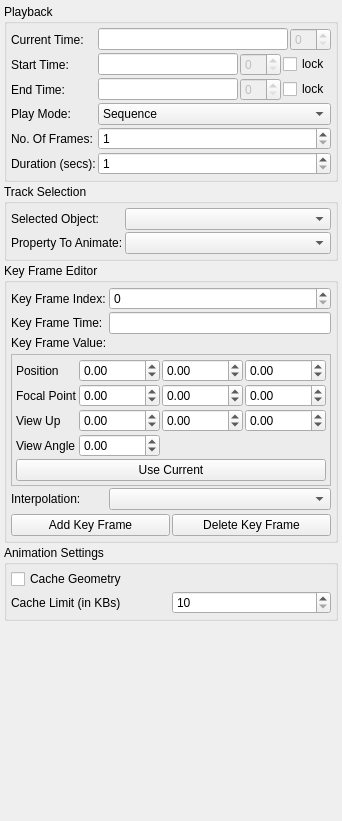
Above: Qt/Components/Resources/UI/pqAnimationPanel.ui from wildmichael/ParaView3-enhancements-old before the change. Below: the same form after it.
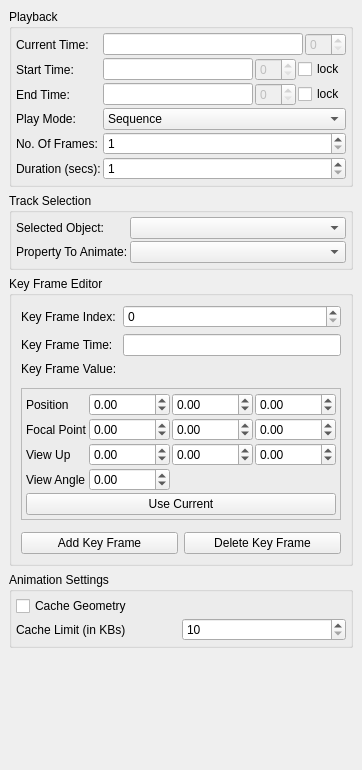
That is the form after the change. Custom widgets are drawn as their Qt base class.

Commit message: ENH:  Separate GUI from keyframe type signal adaptor.

Patch:
```diff
--- a/Qt/Components/Resources/UI/pqAnimationPanel.ui
+++ b/Qt/Components/Resources/UI/pqAnimationPanel.ui
@@ -5,310 +5,46 @@
    <rect>
     <x>0</x>
     <y>0</y>
-    <width>307</width>
-    <height>821</height>
+    <width>319</width>
+    <height>770</height>
    </rect>
   </property>
   <property name="windowTitle" >
    <string>Form</string>
   </property>
-  <layout class="QVBoxLayout" >
+  <layout class="QGridLayout" >
    <property name="margin" >
-    <number>4</number>
+    <number>9</number>
    </property>
    <property name="spacing" >
-    <number>2</number>
+    <number>6</number>
    </property>
-   <item>
-    <widget class="pqCollapsedGroup" name="playbackGroup" >
-     <property name="title" >
-      <string>Playback</string>
-     </property>
-     <layout class="QGridLayout" >
-      <property name="margin" >
-       <number>4</number>
-      </property>
-      <property name="spacing" >
-       <number>2</number>
-      </property>
-      <item row="1" column="0" >
-       <widget class="QLabel" name="label_8" >
-        <property name="text" >
-         <string>Start Time:</string>
-        </property>
-       </widget>
-      </item>
-      <item row="1" column="1" >
-       <layout class="QHBoxLayout" >
-        <property name="margin" >
-         <number>0</number>
-        </property>
-        <property name="spacing" >
-         <number>2</number>
-        </property>
-        <item>
-         <widget class="QLineEdit" name="startTime" >
-          <property name="sizePolicy" >
-           <sizepolicy>
-            <hsizetype>7</hsizetype>
-            <vsizetype>0</vsizetype>
-            <horstretch>1</horstretch>
-            <verstretch>0</verstretch>
-           </sizepolicy>
-          </property>
-         </widget>
-        </item>
-        <item>
-         <widget class="QSpinBox" name="startTimeIndex" >
-          <property name="enabled" >
-           <bool>false</bool>
-          </property>
-         </widget>
-        </item>
-        <item>
-         <widget class="QCheckBox" name="startTimeLock" >
-          <property name="toolTip" >
-           <string>&lt;html>When ever a new file is read, the start time is adjusted to match the timesteps provided by the file. To avoid this behavior, turn the lock on.&lt;/html></string>
-          </property>
-          <property name="text" >
-           <string>lock</string>
-          </property>
-         </widget>
-        </item>
-       </layout>
-      </item>
-      <item row="4" column="0" >
-       <widget class="QLabel" name="labelNumberOfFrames" >
-        <property name="text" >
-         <string>No. Of Frames:</string>
-        </property>
-        <property name="wordWrap" >
-         <bool>true</bool>
-        </property>
-       </widget>
-      </item>
-      <item row="5" column="0" >
-       <widget class="QLabel" name="labelDuration" >
-        <property name="text" >
-         <string>Duration (secs):</string>
-        </property>
-        <property name="wordWrap" >
-         <bool>true</bool>
-        </property>
-       </widget>
-      </item>
-      <item row="3" column="1" >
-       <widget class="QComboBox" name="playMode" >
-        <property name="sizePolicy" >
-         <sizepolicy>
-          <hsizetype>5</hsizetype>
-          <vsizetype>0</vsizetype>
-          <horstretch>1</horstretch>
-          <verstretch>0</verstretch>
-         </sizepolicy>
-        </property>
-        <item>
-         <property name="text" >
-          <string>Sequence</string>
-         </property>
-        </item>
-        <item>
-         <property name="text" >
-          <string>Real Time</string>
-         </property>
-        </item>
-        <item>
-         <property name="text" >
-          <string>Snap To TimeSteps</string>
-         </property>
-        </item>
-       </widget>
-      </item>
-      <item row="5" column="1" >
-       <widget class="QSpinBox" name="duration" >
-        <property name="sizePolicy" >
-         <sizepolicy>
-          <hsizetype>1</hsizetype>
-          <vsizetype>0</vsizetype>
-          <horstretch>1</horstretch>
-          <verstretch>0</verstretch>
-         </sizepolicy>
-        </property>
-        <property name="maximum" >
-         <number>2147483647</number>
-        </property>
-        <property name="minimum" >
-         <number>1</number>
-        </property>
-       </widget>
-      </item>
-      <item row="3" column="0" >
-       <widget class="QLabel" name="label_7" >
-        <property name="text" >
-         <string>Play Mode:</string>
-        </property>
-       </widget>
-      </item>
-      <item row="4" column="1" >
-       <widget class="QSpinBox" name="numberOfFrames" >
-        <property name="maximum" >
-         <number>2147483647</number>
-        </property>
-        <property name="minimum" >
-         <number>1</number>
-        </property>
-       </widget>
-      </item>
-      <item row="2" column="1" >
-       <layout class="QHBoxLayout" >
-        <property name="margin" >
-         <number>0</number>
-        </property>
-        <property name="spacing" >
-         <number>2</number>
-        </property>
-        <item>
-         <widget class="QLineEdit" name="endTime" >
-          <property name="sizePolicy" >
-           <sizepolicy>
-            <hsizetype>7</hsizetype>
-            <vsizetype>0</vsizetype>
-            <horstretch>1</horstretch>
-            <verstretch>0</verstretch>
-           </sizepolicy>
-          </property>
-         </widget>
-        </item>
-        <item>
-         <widget class="QSpinBox" name="endTimeIndex" >
-          <property name="enabled" >
-           <bool>false</bool>
-          </property>
-         </widget>
-        </item>
-        <item>
-         <widget class="QCheckBox" name="endTimeLock" >
-          <property name="toolTip" >
-           <string>&lt;html>When ever a new file is read, the end time is adjusted to match the timesteps provided by the file. To avoid this behavior, turn the lock on.&lt;/html></string>
-          </property>
-          <property name="text" >
-           <string>lock</string>
-          </property>
-         </widget>
-        </item>
-       </layout>
-      </item>
-      <item row="0" column="0" >
-       <widget class="QLabel" name="label_6" >
-        <property name="text" >
-         <string>Current Time:</string>
-        </property>
-       </widget>
-      </item>
-      <item row="2" column="0" >
-       <widget class="QLabel" name="label_9" >
-        <property name="text" >
-         <string>End Time:</string>
-        </property>
-       </widget>
-      </item>
-      <item row="0" column="1" >
-       <layout class="QHBoxLayout" >
-        <property name="margin" >
-         <number>0</number>
-        </property>
-        <property name="spacing" >
-         <number>2</number>
-        </property>
-        <item>
-         <widget class="QLineEdit" name="currentTime" />
-        </item>
-        <item>
-         <widget class="pqSpinBox" name="currentTimeIndex" >
-          <property name="enabled" >
-           <bool>false</bool>
-          </property>
-         </widget>
-        </item>
-       </layout>
-      </item>
-     </layout>
-    </widget>
-   </item>
-   <item>
-    <widget class="pqCollapsedGroup" name="tracksGroup" >
-     <property name="title" >
-      <string>Track Selection</string>
-     </property>
-     <layout class="QGridLayout" >
-      <property name="margin" >
-       <number>4</number>
-      </property>
-      <property name="spacing" >
-       <number>2</number>
-      </property>
-      <item row="0" column="0" >
-       <widget class="QLabel" name="label_3" >
-        <property name="text" >
-         <string>Selected Object:</string>
-        </property>
-        <property name="wordWrap" >
-         <bool>true</bool>
-        </property>
-       </widget>
-      </item>
-      <item row="1" column="0" >
-       <widget class="QLabel" name="label" >
-        <property name="text" >
-         <string>Property To Animate:</string>
-        </property>
-        <property name="wordWrap" >
-         <bool>true</bool>
-        </property>
-       </widget>
-      </item>
-      <item row="1" column="1" >
-       <widget class="pqAnimatablePropertiesComboBox" name="propertyName" >
-        <property name="sizePolicy" >
-         <sizepolicy>
-          <hsizetype>5</hsizetype>
-          <vsizetype>0</vsizetype>
-          <horstretch>1</horstretch>
-          <verstretch>0</verstretch>
-         </sizepolicy>
-        </property>
-       </widget>
-      </item>
-      <item row="0" column="1" >
-       <widget class="QComboBox" name="sourceName" >
-        <property name="sizePolicy" >
-         <sizepolicy>
-          <hsizetype>5</hsizetype>
-          <vsizetype>0</vsizetype>
-          <horstretch>1</horstretch>
-          <verstretch>0</verstretch>
-         </sizepolicy>
-        </property>
-        <property name="insertPolicy" >
-         <enum>QComboBox::InsertAlphabetically</enum>
-        </property>
-       </widget>
-      </item>
-     </layout>
-    </widget>
-   </item>
-   <item>
+   <item row="2" column="0" >
     <widget class="pqCollapsedGroup" name="keyFramePropertiesGroup" >
      <property name="title" >
       <string>Key Frame Editor</string>
      </property>
      <layout class="QGridLayout" >
       <property name="margin" >
-       <number>4</number>
+       <number>9</number>
       </property>
       <property name="spacing" >
-       <number>2</number>
+       <number>6</number>
       </property>
+      <item row="1" column="1" >
+       <widget class="QPushButton" name="deleteKeyFrame" >
+        <property name="text" >
+         <string>Delete Key Frame</string>
+        </property>
+       </widget>
+      </item>
+      <item row="1" column="0" >
+       <widget class="QPushButton" name="addKeyFrame" >
+        <property name="text" >
+         <string>Add Key Frame</string>
+        </property>
+       </widget>
+      </item>
       <item row="0" column="0" colspan="2" >
        <widget class="QFrame" name="editorFrame" >
         <property name="frameShape" >
@@ -322,92 +58,10 @@
           <number>0</number>
          </property>
          <property name="spacing" >
-          <number>2</number>
+          <number>6</number>
          </property>
-         <item row="6" column="0" colspan="2" >
-          <widget class="QFrame" name="typeFrame" />
-         </item>
-         <item row="3" column="0" colspan="2" >
-          <widget class="QFrame" name="valueFrameLarge" >
-           <property name="sizePolicy" >
-            <sizepolicy>
-             <hsizetype>3</hsizetype>
-             <vsizetype>3</vsizetype>
-             <horstretch>0</horstretch>
-             <verstretch>0</verstretch>
-            </sizepolicy>
-           </property>
-           <property name="frameShape" >
-            <enum>QFrame::StyledPanel</enum>
-           </property>
-           <property name="frameShadow" >
-            <enum>QFrame::Raised</enum>
-           </property>
-          </widget>
-         </item>
-         <item row="2" column="1" >
-          <widget class="QFrame" name="valueFrame" >
-           <property name="frameShape" >
-            <enum>QFrame::NoFrame</enum>
-           </property>
-           <property name="frameShadow" >
-            <enum>QFrame::Raised</enum>
-           </property>
-          </widget>
-         </item>
-         <item row="0" column="1" >
-          <widget class="QSpinBox" name="keyFrameIndex" >
-           <property name="sizePolicy" >
-            <sizepolicy>
-             <hsizetype>1</hsizetype>
-             <vsizetype>0</vsizetype>
-             <horstretch>1</horstretch>
-             <verstretch>0</verstretch>
-            </sizepolicy>
-           </property>
-           <property name="maximum" >
-            <number>2147483647</number>
-           </property>
-          </widget>
-         </item>
-         <item row="0" column="0" >
-          <widget class="QLabel" name="label_4" >
-           <property name="text" >
-            <string>Key Frame Index:</string>
-           </property>
-           <property name="wordWrap" >
-            <bool>true</bool>
-           </property>
-          </widget>
-         </item>
-         <item row="1" column="0" >
-          <widget class="QLabel" name="label_5" >
-           <property name="text" >
-            <string>Key Frame Time:</string>
-           </property>
-           <property name="wordWrap" >
-            <bool>true</bool>
-           </property>
-          </widget>
-         </item>
-         <item row="1" column="1" >
-          <widget class="QLineEdit" name="keyFrameTime" >
-           <property name="sizePolicy" >
-            <sizepolicy>
-             <hsizetype>7</hsizetype>
-             <vsizetype>0</vsizetype>
-             <horstretch>1</horstretch>
-             <verstretch>0</verstretch>
-            </sizepolicy>
-           </property>
-          </widget>
-         </item>
-         <item row="2" column="0" >
-          <widget class="QLabel" name="valueLabel" >
-           <property name="text" >
-            <string>Key Frame Value:</string>
-           </property>
-          </widget>
+         <item row="5" column="0" colspan="2" >
+          <widget class="pqKeyFrameTypeWidget" name="keyFrameWidget" />
          </item>
          <item row="4" column="0" colspan="2" >
           <widget class="QFrame" name="cameraFrame" >
@@ -562,37 +216,95 @@
            </layout>
           </widget>
          </item>
-         <item row="5" column="1" >
-          <widget class="QComboBox" name="interpolationType" />
+         <item row="2" column="0" >
+          <widget class="QLabel" name="valueLabel" >
+           <property name="text" >
+            <string>Key Frame Value:</string>
+           </property>
+          </widget>
          </item>
-         <item row="5" column="0" >
-          <widget class="QLabel" name="label_2" >
+         <item row="1" column="1" >
+          <widget class="QLineEdit" name="keyFrameTime" >
+           <property name="sizePolicy" >
+            <sizepolicy>
+             <hsizetype>7</hsizetype>
+             <vsizetype>0</vsizetype>
+             <horstretch>1</horstretch>
+             <verstretch>0</verstretch>
+            </sizepolicy>
+           </property>
+          </widget>
+         </item>
+         <item row="1" column="0" >
+          <widget class="QLabel" name="label_5" >
            <property name="text" >
-            <string>Interpolation:</string>
+            <string>Key Frame Time:</string>
+           </property>
+           <property name="wordWrap" >
+            <bool>true</bool>
+           </property>
+          </widget>
+         </item>
+         <item row="0" column="0" >
+          <widget class="QLabel" name="label_4" >
+           <property name="text" >
+            <string>Key Frame Index:</string>
+           </property>
+           <property name="wordWrap" >
+            <bool>true</bool>
+           </property>
+          </widget>
+         </item>
+         <item row="0" column="1" >
+          <widget class="QSpinBox" name="keyFrameIndex" >
+           <property name="sizePolicy" >
+            <sizepolicy>
+             <hsizetype>1</hsizetype>
+             <vsizetype>0</vsizetype>
+             <horstretch>1</horstretch>
+             <verstretch>0</verstretch>
+            </sizepolicy>
+           </property>
+           <property name="maximum" >
+            <number>2147483647</number>
+           </property>
+          </widget>
+         </item>
+         <item row="2" column="1" >
+          <widget class="QFrame" name="valueFrame" >
+           <property name="frameShape" >
+            <enum>QFrame::NoFrame</enum>
+           </property>
+           <property name="frameShadow" >
+            <enum>QFrame::Raised</enum>
+           </property>
+          </widget>
+         </item>
+         <item row="3" column="0" colspan="2" >
+          <widget class="QFrame" name="valueFrameLarge" >
+           <property name="sizePolicy" >
+            <sizepolicy>
+             <hsizetype>3</hsizetype>
+             <vsizetype>3</vsizetype>
+             <horstretch>0</horstretch>
+             <verstretch>0</verstretch>
+            </sizepolicy>
+           </property>
+           <property name="frameShape" >
+            <enum>QFrame::StyledPanel</enum>
+           </property>
+           <property name="frameShadow" >
+            <enum>QFrame::Raised</enum>
            </property>
           </widget>
          </item>
         </layout>
        </widget>
       </item>
-      <item row="1" column="0" >
-       <widget class="QPushButton" name="addKeyFrame" >
-        <property name="text" >
-         <string>Add Key Frame</string>
-        </property>
-       </widget>
-      </item>
-      <item row="1" column="1" >
-       <widget class="QPushButton" name="deleteKeyFrame" >
-        <property name="text" >
-         <string>Delete Key Frame</string>
-        </property>
-       </widget>
-      </item>
      </layout>
     </widget>
    </item>
-   <item>
+   <item row="3" column="0" >
     <widget class="pqCollapsedGroup" name="animationSettingsGroup" >
      <property name="title" >
       <string>Animation Settings</string>
@@ -640,7 +352,7 @@
      </layout>
     </widget>
    </item>
-   <item>
+   <item row="4" column="0" >
     <spacer>
      <property name="orientation" >
       <enum>Qt::Vertical</enum>
@@ -653,9 +365,292 @@
      </property>
     </spacer>
    </item>
+   <item row="0" column="0" >
+    <widget class="pqCollapsedGroup" name="playbackGroup" >
+     <property name="title" >
+      <string>Playback</string>
+     </property>
+     <layout class="QGridLayout" >
+      <property name="margin" >
+       <number>4</number>
+      </property>
+      <property name="spacing" >
+       <number>2</number>
+      </property>
+      <item row="1" column="0" >
+       <widget class="QLabel" name="label_8" >
+        <property name="text" >
+         <string>Start Time:</string>
+        </property>
+       </widget>
+      </item>
+      <item row="1" column="1" >
+       <layout class="QHBoxLayout" >
+        <property name="margin" >
+         <number>0</number>
+        </property>
+        <property name="spacing" >
+         <number>2</number>
+        </property>
+        <item>
+         <widget class="QLineEdit" name="startTime" >
+          <property name="sizePolicy" >
+           <sizepolicy>
+            <hsizetype>7</hsizetype>
+            <vsizetype>0</vsizetype>
+            <horstretch>1</horstretch>
+            <verstretch>0</verstretch>
+           </sizepolicy>
+          </property>
+         </widget>
+        </item>
+        <item>
+         <widget class="QSpinBox" name="startTimeIndex" >
+          <property name="enabled" >
+           <bool>false</bool>
+          </property>
+         </widget>
+        </item>
+        <item>
+         <widget class="QCheckBox" name="startTimeLock" >
+          <property name="toolTip" >
+           <string>&lt;html>When ever a new file is read, the start time is adjusted to match the timesteps provided by the file. To avoid this behavior, turn the lock on.&lt;/html></string>
+          </property>
+          <property name="text" >
+           <string>lock</string>
+          </property>
+         </widget>
+        </item>
+       </layout>
+      </item>
+      <item row="4" column="0" >
+       <widget class="QLabel" name="labelNumberOfFrames" >
+        <property name="text" >
+         <string>No. Of Frames:</string>
+        </property>
+        <property name="wordWrap" >
+         <bool>true</bool>
+        </property>
+       </widget>
+      </item>
+      <item row="5" column="0" >
+       <widget class="QLabel" name="labelDuration" >
+        <property name="text" >
+         <string>Duration (secs):</string>
+        </property>
+        <property name="wordWrap" >
+         <bool>true</bool>
+        </property>
+       </widget>
+      </item>
+      <item row="3" column="1" >
+       <widget class="QComboBox" name="playMode" >
+        <property name="sizePolicy" >
+         <sizepolicy>
+          <hsizetype>5</hsizetype>
+          <vsizetype>0</vsizetype>
+          <horstretch>1</horstretch>
+          <verstretch>0</verstretch>
+         </sizepolicy>
+        </property>
+        <item>
+         <property name="text" >
+          <string>Sequence</string>
+         </property>
+        </item>
+        <item>
+         <property name="text" >
+          <string>Real Time</string>
+         </property>
+        </item>
+        <item>
+         <property name="text" >
+          <string>Snap To TimeSteps</string>
+         </property>
+        </item>
+       </widget>
+      </item>
+      <item row="5" column="1" >
+       <widget class="QSpinBox" name="duration" >
+        <property name="sizePolicy" >
+         <sizepolicy>
+          <hsizetype>1</hsizetype>
+          <vsizetype>0</vsizetype>
+          <horstretch>1</horstretch>
+          <verstretch>0</verstretch>
+         </sizepolicy>
+        </property>
+        <property name="maximum" >
+         <number>2147483647</number>
+        </property>
+        <property name="minimum" >
+         <number>1</number>
+        </property>
+       </widget>
+      </item>
+      <item row="3" column="0" >
+       <widget class="QLabel" name="label_7" >
+        <property name="text" >
+         <string>Play Mode:</string>
+        </property>
+       </widget>
+      </item>
+      <item row="4" column="1" >
+       <widget class="QSpinBox" name="numberOfFrames" >
+        <property name="maximum" >
+         <number>2147483647</number>
+        </property>
+        <property name="minimum" >
+         <number>1</number>
+        </property>
+       </widget>
+      </item>
+      <item row="2" column="1" >
+       <layout class="QHBoxLayout" >
+        <property name="margin" >
+         <number>0</number>
+        </property>
+        <property name="spacing" >
+         <number>2</number>
+        </property>
+        <item>
+         <widget class="QLineEdit" name="endTime" >
+          <property name="sizePolicy" >
+           <sizepolicy>
+            <hsizetype>7</hsizetype>
+            <vsizetype>0</vsizetype>
+            <horstretch>1</horstretch>
+            <verstretch>0</verstretch>
+           </sizepolicy>
+          </property>
+         </widget>
+        </item>
+        <item>
+         <widget class="QSpinBox" name="endTimeIndex" >
+          <property name="enabled" >
+           <bool>false</bool>
+          </property>
+         </widget>
+        </item>
+        <item>
+         <widget class="QCheckBox" name="endTimeLock" >
+          <property name="toolTip" >
+           <string>&lt;html>When ever a new file is read, the end time is adjusted to match the timesteps provided by the file. To avoid this behavior, turn the lock on.&lt;/html></string>
+          </property>
+          <property name="text" >
+           <string>lock</string>
+          </property>
+         </widget>
+        </item>
+       </layout>
+      </item>
+      <item row="0" column="0" >
+       <widget class="QLabel" name="label_6" >
+        <property name="text" >
+         <string>Current Time:</string>
+        </property>
+       </widget>
+      </item>
+      <item row="2" column="0" >
+       <widget class="QLabel" name="label_9" >
+        <property name="text" >
+         <string>End Time:</string>
+        </property>
+       </widget>
+      </item>
+      <item row="0" column="1" >
+       <layout class="QHBoxLayout" >
+        <property name="margin" >
+         <number>0</number>
+        </property>
+        <property name="spacing" >
+         <number>2</number>
+        </property>
+        <item>
+         <widget class="QLineEdit" name="currentTime" />
+        </item>
+        <item>
+         <widget class="pqSpinBox" name="currentTimeIndex" >
+          <property name="enabled" >
+           <bool>false</bool>
+          </property>
+         </widget>
+        </item>
+       </layout>
+      </item>
+     </layout>
+    </widget>
+   </item>
+   <item row="1" column="0" >
+    <widget class="pqCollapsedGroup" name="tracksGroup" >
+     <property name="title" >
+      <string>Track Selection</string>
+     </property>
+     <layout class="QGridLayout" >
+      <property name="margin" >
+       <number>4</number>
+      </property>
+      <property name="spacing" >
+       <number>2</number>
+      </property>
+      <item row="0" column="0" >
+       <widget class="QLabel" name="label_3" >
+        <property name="text" >
+         <string>Selected Object:</string>
+        </property>
+        <property name="wordWrap" >
+         <bool>true</bool>
+        </property>
+       </widget>
+      </item>
+      <item row="1" column="0" >
+       <widget class="QLabel" name="label" >
+        <property name="text" >
+         <string>Property To Animate:</string>
+        </property>
+        <property name="wordWrap" >
+         <bool>true</bool>
+        </property>
+       </widget>
+      </item>
+      <item row="1" column="1" >
+       <widget class="pqAnimatablePropertiesComboBox" name="propertyName" >
+        <property name="sizePolicy" >
+         <sizepolicy>
+          <hsizetype>5</hsizetype>
+          <vsizetype>0</vsizetype>
+          <horstretch>1</horstretch>
+          <verstretch>0</verstretch>
+         </sizepolicy>
+        </property>
+       </widget>
+      </item>
+      <item row="0" column="1" >
+       <widget class="QComboBox" name="sourceName" >
+        <property name="sizePolicy" >
+         <sizepolicy>
+          <hsizetype>5</hsizetype>
+          <vsizetype>0</vsizetype>
+          <horstretch>1</horstretch>
+          <verstretch>0</verstretch>
+         </sizepolicy>
+        </property>
+        <property name="insertPolicy" >
+         <enum>QComboBox::InsertAlphabetically</enum>
+        </property>
+       </widget>
+      </item>
+     </layout>
+    </widget>
+   </item>
   </layout>
  </widget>
  <customwidgets>
+  <customwidget>
+   <class>pqAnimatablePropertiesComboBox</class>
+   <extends>QComboBox</extends>
+   <header>pqAnimatablePropertiesComboBox.h</header>
+  </customwidget>
   <customwidget>
    <class>pqCollapsedGroup</class>
    <extends>QGroupBox</extends>
@@ -668,9 +663,9 @@
    <header>pqSpinBox.h</header>
   </customwidget>
   <customwidget>
-   <class>pqAnimatablePropertiesComboBox</class>
-   <extends>QComboBox</extends>
-   <header>pqAnimatablePropertiesComboBox.h</header>
+   <class>pqKeyFrameTypeWidget</class>
+   <extends>QFrame</extends>
+   <header>pqKeyFrameTypeWidget.h</header>
   </customwidget>
  </customwidgets>
  <tabstops>
```
Left out of the diff: 1 changed line with no effect on the pictures. The commit also changes 8 other files.
